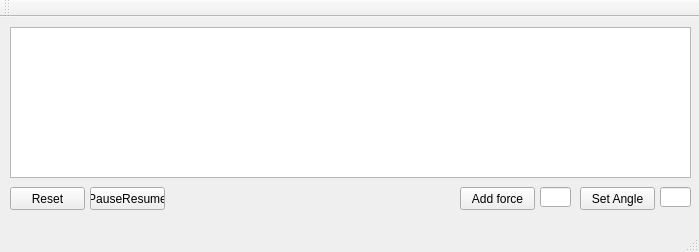
Old version of the form Symulator/mainwindow.ui in the repository jakubt33/Inverted_Pendulum_Symulator.
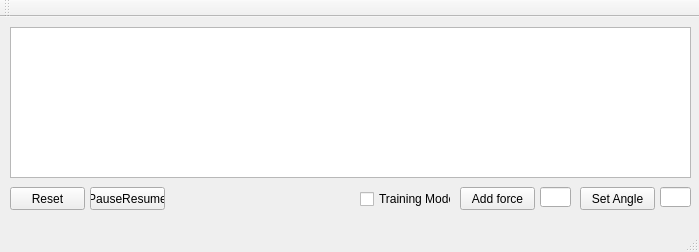
New version of the form.

The edit to the form file:
```diff
--- a/Symulator/mainwindow.ui
+++ b/Symulator/mainwindow.ui
@@ -108,6 +108,19 @@
      </rect>
     </property>
    </widget>
+   <widget class="QCheckBox" name="checkBoxTrainingMode">
+    <property name="geometry">
+     <rect>
+      <x>360</x>
+      <y>172</y>
+      <width>91</width>
+      <height>20</height>
+     </rect>
+    </property>
+    <property name="text">
+     <string>Training Mode</string>
+    </property>
+   </widget>
   </widget>
   <widget class="QMenuBar" name="menuBar">
    <property name="geometry">
```
Left out of the diff: 2 changed lines with no effect on the pictures.
